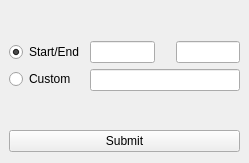
Before: the Qt Designer form conductor/resources/submitter.ui in AtomicConductor/conductor_client, drawn with Qt 5.
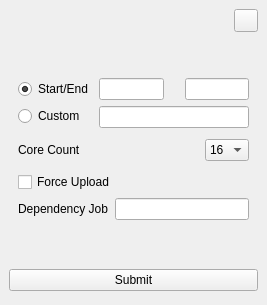
After: the same form once the commit is applied.

Commit message: - Package restructure - conductor_submit.py: changed argument parsing/passing for Submit class - WIP conductor plugings (greg needs to debug subission issues)

What changed in the file:
```diff
--- a/conductor/resources/submitter.ui
+++ b/conductor/resources/submitter.ui
@@ -6,8 +6,8 @@
    <rect>
     <x>0</x>
     <y>0</y>
-    <width>249</width>
-    <height>163</height>
+    <width>267</width>
+    <height>305</height>
    </rect>
   </property>
   <property name="windowTitle">
@@ -16,28 +16,99 @@
   <widget class="QWidget" name="centralwidget">
    <layout class="QVBoxLayout" name="verticalLayout_3">
     <item>
-     <widget class="QWidget" name="ui_conductor_logo_wgt" native="true">
-      <layout class="QVBoxLayout" name="verticalLayout_4">
+     <widget class="QWidget" name="widget_4" native="true">
+      <layout class="QHBoxLayout" name="horizontalLayout_3">
        <property name="spacing">
         <number>0</number>
        </property>
-       <property name="leftMargin">
+       <property name="margin">
         <number>0</number>
        </property>
-       <property name="topMargin">
-        <number>0</number>
-       </property>
-       <property name="rightMargin">
-        <number>0</number>
-       </property>
-       <property name="bottomMargin">
-        <number>9</number>
-       </property>
        <item>
-        <widget class="QLabel" name="ui_logo_lbl">
-         <property name="text">
-          <string/>
+        <widget class="QWidget" name="ui_conductor_logo_wgt" native="true">
+         <layout class="QVBoxLayout" name="verticalLayout_4">
+          <property name="spacing">
+           <number>0</number>
+          </property>
+          <property name="leftMargin">
+           <number>0</number>
+          </property>
+          <property name="topMargin">
+           <number>0</number>
+          </property>
+          <property name="rightMargin">
+           <number>0</number>
+          </property>
+          <property name="bottomMargin">
+           <number>9</number>
+          </property>
+          <item>
+           <widget class="QLabel" name="ui_logo_lbl">
+            <property name="text">
+             <string/>
+            </property>
+           </widget>
+          </item>
+         </layout>
+        </widget>
+       </item>
+       <item>
+        <widget class="QWidget" name="widget_5" native="true">
+         <property name="sizePolicy">
+          <sizepolicy hsizetype="Maximum" vsizetype="Preferred">
+           <horstretch>0</horstretch>
+           <verstretch>0</verstretch>
+          </sizepolicy>
          </property>
+         <property name="layoutDirection">
+          <enum>Qt::RightToLeft</enum>
+         </property>
+         <layout class="QVBoxLayout" name="verticalLayout_6">
+          <property name="spacing">
+           <number>0</number>
+          </property>
+          <property name="margin">
+           <number>0</number>
+          </property>
+          <item>
+           <widget class="QToolButton" name="ui_refresh_tbtn">
+            <property name="toolTip">
+             <string>Refresh UI data</string>
+            </property>
+            <property name="layoutDirection">
+             <enum>Qt::RightToLeft</enum>
+            </property>
+            <property name="text">
+             <string/>
+            </property>
+            <property name="iconSize">
+             <size>
+              <width>16</width>
+              <height>16</height>
+             </size>
+            </property>
+            <property name="arrowType">
+             <enum>Qt::NoArrow</enum>
+            </property>
+           </widget>
+          </item>
+          <item>
+           <spacer name="verticalSpacer">
+            <property name="orientation">
+             <enum>Qt::Vertical</enum>
+            </property>
+            <property name="sizeType">
+             <enum>QSizePolicy::Minimum</enum>
+            </property>
+            <property name="sizeHint" stdset="0">
+             <size>
+              <width>20</width>
+              <height>40</height>
+             </size>
+            </property>
+           </spacer>
+          </item>
+         </layout>
         </widget>
        </item>
       </layout>
@@ -46,7 +117,10 @@
     <item>
      <widget class="QWidget" name="widget_2" native="true">
       <layout class="QHBoxLayout" name="horizontalLayout_2">
-       <property name="margin">
+       <property name="topMargin">
+        <number>0</number>
+       </property>
+       <property name="bottomMargin">
         <number>0</number>
        </property>
        <item>
@@ -158,8 +232,12 @@
              </property>
              <item>
               <widget class="QLineEdit" name="ui_custom_lnedt">
-               <property name="styleSheet">
-                <string notr="true"/>
+               <property name="toolTip">
+                <string>Use a custom frame range string. Specify...
+    - individual frame(s), e.g &quot;1001, 1006&quot;
+    - frame range, e.g &quot;1001-1006&quot;
+    - frame range with frame skipping. e.g: &quot;1001-1006x2&quot;
+    - or a mixture, e.g &quot;1001, 1005-1010, 1020-1030x5&quot;</string>
                </property>
               </widget>
              </item>
@@ -173,7 +251,106 @@
      </widget>
     </item>
     <item>
-     <widget class="QWidget" name="ui_extended_container_wgt" native="true"/>
+     <widget class="QWidget" name="ui_core_count_wgt" native="true">
+      <layout class="QHBoxLayout" name="horizontalLayout_7">
+       <property name="topMargin">
+        <number>0</number>
+       </property>
+       <property name="bottomMargin">
+        <number>0</number>
+       </property>
+       <item>
+        <widget class="QLabel" name="label_2">
+         <property name="text">
+          <string>Core Count</string>
+         </property>
+        </widget>
+       </item>
+       <item>
+        <widget class="QComboBox" name="ui_core_count_cmbx">
+         <property name="sizePolicy">
+          <sizepolicy hsizetype="Maximum" vsizetype="Fixed">
+           <horstretch>0</horstretch>
+           <verstretch>0</verstretch>
+          </sizepolicy>
+         </property>
+         <property name="currentIndex">
+          <number>4</number>
+         </property>
+         <item>
+          <property name="text">
+           <string>1</string>
+          </property>
+         </item>
+         <item>
+          <property name="text">
+           <string>2</string>
+          </property>
+         </item>
+         <item>
+          <property name="text">
+           <string>4</string>
+          </property>
+         </item>
+         <item>
+          <property name="text">
+           <string>8</string>
+          </property>
+         </item>
+         <item>
+          <property name="text">
+           <string>16</string>
+          </property>
+         </item>
+        </widget>
+       </item>
+      </layout>
+     </widget>
+    </item>
+    <item>
+     <widget class="QWidget" name="ui_advanced_wgt" native="true">
+      <layout class="QVBoxLayout" name="verticalLayout_7">
+       <property name="topMargin">
+        <number>0</number>
+       </property>
+       <property name="bottomMargin">
+        <number>0</number>
+       </property>
+       <item>
+        <widget class="QCheckBox" name="ui_force_upload_chkbx">
+         <property name="text">
+          <string>Force Upload</string>
+         </property>
+        </widget>
+       </item>
+       <item>
+        <widget class="QWidget" name="widget_8" native="true">
+         <layout class="QHBoxLayout" name="horizontalLayout_6">
+          <property name="margin">
+           <number>0</number>
+          </property>
+          <item>
+           <widget class="QLabel" name="label">
+            <property name="text">
+             <string>Dependency Job</string>
+            </property>
+           </widget>
+          </item>
+          <item>
+           <widget class="QLineEdit" name="lineEdit"/>
+          </item>
+         </layout>
+        </widget>
+       </item>
+      </layout>
+      <zorder>widget_8</zorder>
+      <zorder>ui_force_upload_chkbx</zorder>
+     </widget>
+    </item>
+    <item>
+     <widget class="QWidget" name="ui_extended_container_wgt" native="true">
+      <layout class="QVBoxLayout" name="verticalLayout_5"/>
+     </widget>
     </item>
     <item>
      <widget class="QWidget" name="widget_6" native="true">
```
Left out of the diff: 1 changed line with no effect on the pictures. The commit also changes 10 other files.
